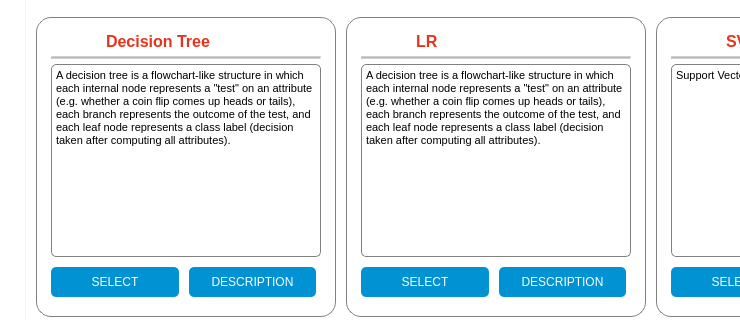
Old version of the form UI/Design/ai-model.ui in the repository MarkMolenmakerHU/INNO_xAITool; both pictures show x 0 to 740 and y 105 to 425 of the 1284 by 729 pixel window.
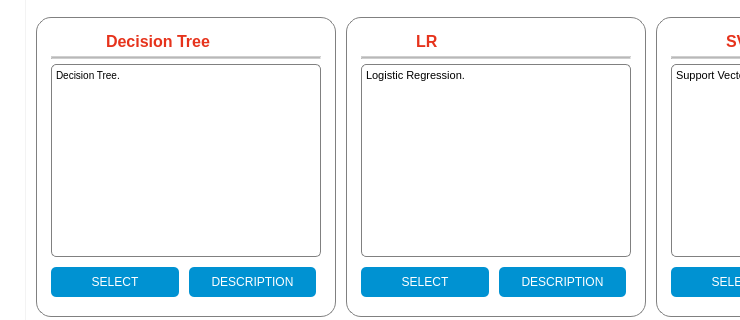
New version of the form. Icons and pictures are not drawn.

The edit to the form file:
```diff
--- a/UI/Design/ai-model.ui
+++ b/UI/Design/ai-model.ui
@@ -366,7 +366,7 @@
 &lt;html&gt;&lt;head&gt;&lt;meta name=&quot;qrichtext&quot; content=&quot;1&quot; /&gt;&lt;style type=&quot;text/css&quot;&gt;
 p, li { white-space: pre-wrap; }
 &lt;/style&gt;&lt;/head&gt;&lt;body style=&quot; font-family:'MS Shell Dlg 2'; font-size:7.8pt; font-weight:400; font-style:normal;&quot;&gt;
-&lt;p style=&quot; margin-top:0px; margin-bottom:0px; margin-left:0px; margin-right:0px; -qt-block-indent:0; text-indent:0px;&quot;&gt;&lt;span style=&quot; font-size:8pt;&quot;&gt;A decision tree is a flowchart-like structure in which each internal node represents a &amp;quot;test&amp;quot; on an attribute (e.g. whether a coin flip comes up heads or tails), each branch represents the outcome of the test, and each leaf node represents a class label (decision taken after computing all attributes).&lt;/span&gt;&lt;/p&gt;&lt;/body&gt;&lt;/html&gt;</string>
+&lt;p style=&quot; margin-top:0px; margin-bottom:0px; margin-left:0px; margin-right:0px; -qt-block-indent:0; text-indent:0px;&quot;&gt;Decision Tree.&lt;/p&gt;&lt;/body&gt;&lt;/html&gt;</string>
              </property>
             </widget>
            </item>
@@ -588,7 +588,7 @@
 &lt;html&gt;&lt;head&gt;&lt;meta name=&quot;qrichtext&quot; content=&quot;1&quot; /&gt;&lt;style type=&quot;text/css&quot;&gt;
 p, li { white-space: pre-wrap; }
 &lt;/style&gt;&lt;/head&gt;&lt;body style=&quot; font-family:'MS Shell Dlg 2'; font-size:7.8pt; font-weight:400; font-style:normal;&quot;&gt;
-&lt;p style=&quot; margin-top:0px; margin-bottom:0px; margin-left:0px; margin-right:0px; -qt-block-indent:0; text-indent:0px;&quot;&gt;&lt;span style=&quot; font-size:8pt;&quot;&gt;A decision tree is a flowchart-like structure in which each internal node represents a &amp;quot;test&amp;quot; on an attribute (e.g. whether a coin flip comes up heads or tails), each branch represents the outcome of the test, and each leaf node represents a class label (decision taken after computing all attributes).&lt;/span&gt;&lt;/p&gt;&lt;/body&gt;&lt;/html&gt;</string>
+&lt;p style=&quot; margin-top:0px; margin-bottom:0px; margin-left:0px; margin-right:0px; -qt-block-indent:0; text-indent:0px;&quot;&gt;&lt;span style=&quot; font-size:8pt;&quot;&gt;Logistic Regression.&lt;/span&gt;&lt;/p&gt;&lt;/body&gt;&lt;/html&gt;</string>
              </property>
             </widget>
            </item>
```
